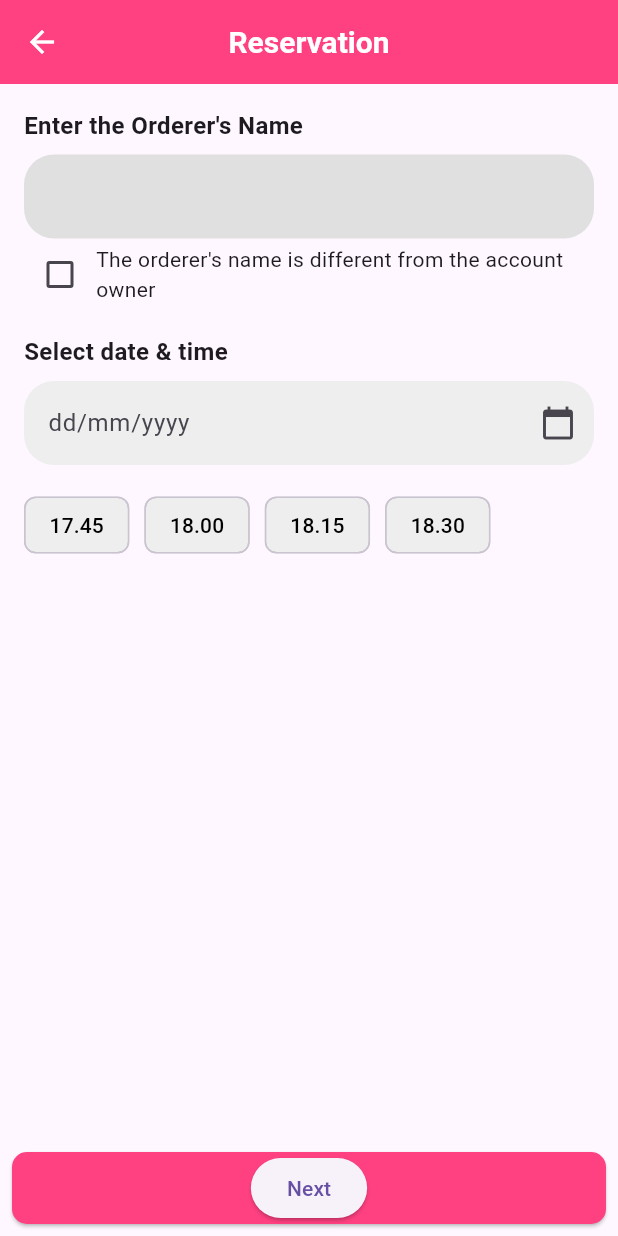
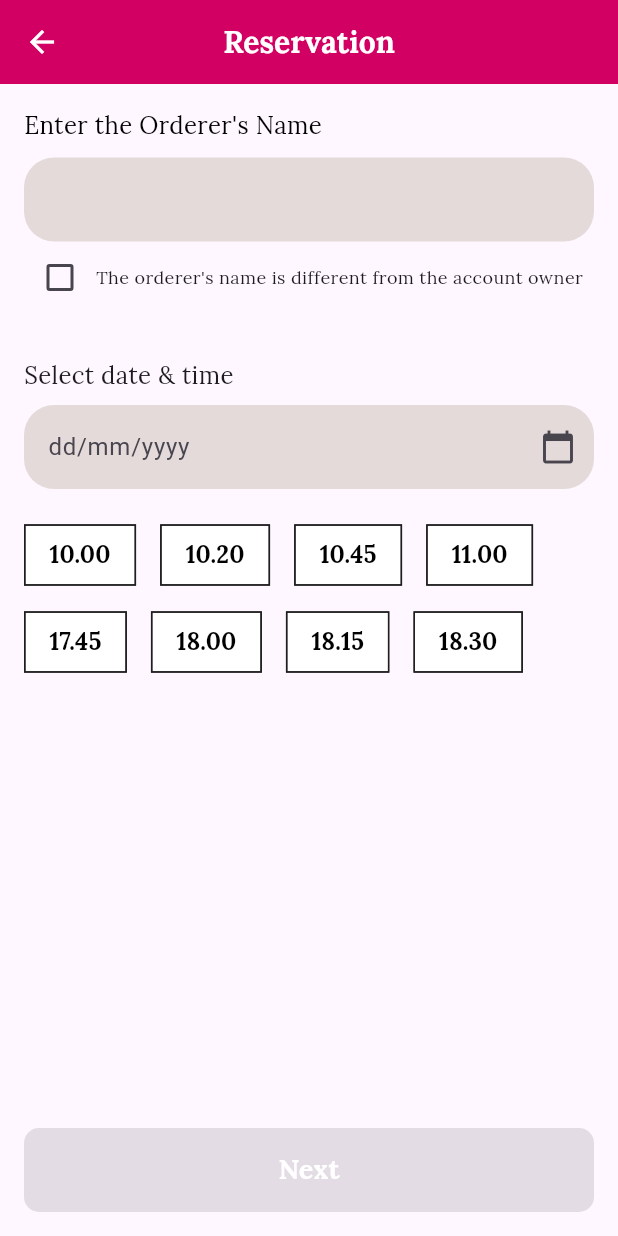
Before and after one commit to TesyaKell/3_A_Salon, a Flutter app: the ReservationPage screen opened directly, on a phone screen of 412 x 824 dp. Run offline on Flutter 3.47's test engine with Material 3 defaults, Android fonts, the phone set to English and light mode, and no system bars; our stand-ins replace file_picker, font_awesome_flutter, google_fonts, icons_plus, image_picker, pdf and 4 more; missing offline and left inert: shake_gesture.

Commit message:
perbaiki tampilan barber dan reservasi

```diff
--- a/lib/View/detailReservation.dart
+++ b/lib/View/detailReservation.dart
@@ -42,7 +42,7 @@ class DetailReservationPage extends StatelessWidget {
           ),
         ),
         centerTitle: true,
-        backgroundColor: Colors.pinkAccent,
+        backgroundColor: const Color.fromRGBO(210, 0, 98, 1),
         leading: IconButton(
           icon: Icon(Icons.arrow_back, color: Colors.white),
           onPressed: () => Navigator.of(context).pop(),
--- a/lib/View/reservation.dart
+++ b/lib/View/reservation.dart
@@ -2,8 +2,9 @@ import 'package:flutter/material.dart';
 import 'package:intl/intl.dart';
 import 'package:a_3_salon/View/detailReservation.dart';
 
+import 'package:google_fonts/google_fonts.dart';
+
 class ReservationPage extends StatefulWidget {
-  //menerima dan mengambil dari page lain
   final Map? data;
   final Map? dataBarber;
   final Map? dataLayanan;
@@ -23,7 +24,16 @@ class _ReservationPageState extends State<ReservationPage> {
   TextEditingController dateController = TextEditingController();
   String? selectedTime;
 
-  final List<String> availableTimes = ["17.45", "18.00", "18.15", "18.30"];
+  final List<String> availableTimes = [
+    "10.00",
+    "10.20",
+    "10.45",
+    "11.00",
+    "17.45",
+    "18.00",
+    "18.15",
+    "18.30"
+  ];
 
   @override
   void initState() {
@@ -60,16 +70,16 @@ class _ReservationPageState extends State<ReservationPage> {
       appBar: AppBar(
         title: Text(
           'Reservation',
-          style: TextStyle(
+          style: GoogleFonts.lora(
             color: Colors.white,
             fontSize: 20,
             fontWeight: FontWeight.bold,
           ),
         ),
         centerTitle: true,
-        backgroundColor: Colors.pinkAccent,
+        backgroundColor: const Color.fromRGBO(210, 0, 98, 1),
         leading: IconButton(
-          icon: Icon(Icons.arrow_back, color: Colors.white),
+          icon: const Icon(Icons.arrow_back, color: Colors.white),
           onPressed: () => Navigator.of(context).pop(),
         ),
       ),
@@ -80,15 +90,18 @@ class _ReservationPageState extends State<ReservationPage> {
           children: [
             Text(
               "Enter the Orderer's Name",
-              style: TextStyle(fontSize: 16, fontWeight: FontWeight.bold),
+              style: GoogleFonts.lora(
+                fontSize: 16,
+                color: Colors.black,
               ),
-            SizedBox(height: 8),
+            ),
+            const SizedBox(height: 10),
             TextField(
               controller: nameController,
               enabled: isNameEditable,
               decoration: InputDecoration(
                 filled: true,
-                fillColor: Colors.grey[300],
+                fillColor: const Color.fromRGBO(228, 218, 218, 1),
                 border: OutlineInputBorder(
                   borderRadius: BorderRadius.circular(20),
                   borderSide: BorderSide.none,
@@ -113,17 +126,21 @@ class _ReservationPageState extends State<ReservationPage> {
                 Expanded(
                   child: Text(
                     "The orderer's name is different from the account owner",
-                    style: TextStyle(fontSize: 14),
+                    style: GoogleFonts.lora(
+                      fontSize: 12,
+                    ),
                   ),
                 ),
               ],
             ),
-            SizedBox(height: 16),
+            const SizedBox(height: 30),
             Text(
               "Select date & time",
-              style: TextStyle(fontSize: 16, fontWeight: FontWeight.bold),
+              style: GoogleFonts.lora(
+                fontSize: 16,
               ),
-            SizedBox(height: 8),
+            ),
+            const SizedBox(height: 8),
             TextField(
               controller: dateController,
               readOnly: true,
@@ -131,54 +148,63 @@ class _ReservationPageState extends State<ReservationPage> {
               decoration: InputDecoration(
                 hintText: 'dd/mm/yyyy',
                 filled: true,
-                fillColor: Colors.grey[200],
+                fillColor: const Color.fromRGBO(228, 218, 218, 1),
                 border: OutlineInputBorder(
                   borderRadius: BorderRadius.circular(20),
                   borderSide: BorderSide.none,
                 ),
-                suffixIcon: Icon(Icons.calendar_today),
+                suffixIcon: const Icon(Icons.calendar_today),
               ),
             ),
-            SizedBox(height: 16),
-            Wrap(
-              spacing: 10,
+            const SizedBox(height: 20),
+            Expanded(
+              child: SingleChildScrollView(
+                child: Wrap(
+                  spacing: 16,
+                  runSpacing: 10,
                   children: availableTimes.map((time) {
                     return ChoiceChip(
-                  label: Text(time),
+                      label: Text(
+                        time,
+                        style: GoogleFonts.lora(
+                          color: selectedTime == time
+                              ? Colors.white
+                              : Colors.black,
+                          fontSize: 16,
+                          fontWeight: FontWeight.bold,
+                        ),
+                      ),
                       selected: selectedTime == time,
                       onSelected: (bool selected) {
                         setState(() {
                           selectedTime = selected ? time : null;
                         });
                       },
-                  selectedColor: Colors.pinkAccent[100],
-                  backgroundColor: Colors.grey[200],
-                  labelStyle: TextStyle(
-                    color: selectedTime == time ? Colors.white : Colors.black,
+                      selectedColor: const Color.fromRGBO(210, 0, 98, 1),
+                      backgroundColor: Colors.white,
+                      shape: RoundedRectangleBorder(
+                        borderRadius: BorderRadius.zero,
+                        side: BorderSide(
+                          color: selectedTime == time
+                              ? const Color.fromRGBO(210, 0, 98, 1)
+                              : const Color.fromARGB(255, 31, 30, 30),
+                          width: 1,
+                        ),
                       ),
                     );
                   }).toList(),
+                ),
+              ),
             ),
           ],
         ),
       ),
       bottomNavigationBar: Padding(
-        padding: const EdgeInsets.all(8.0),
+        padding: const EdgeInsets.all(16.0),
         child: ElevatedButton(
-          onPressed: () {
-            // Proceed to the next step with the name, date, and time details
-            print("Name: ${nameController.text}");
-            print("Date: ${dateController.text}");
-            print("Time: $selectedTime");
-          },
-          style: ElevatedButton.styleFrom(
-            backgroundColor: Colors.pinkAccent,
-            shape: RoundedRectangleBorder(
-              borderRadius: BorderRadius.circular(10),
-            ),
-          ),
-          child: ElevatedButton(
-            onPressed: () {
+          onPressed: (dateController.text.isEmpty || selectedTime == null)
+              ? null // Nonaktifkan tombol jika tanggal atau waktu belum dipilih
+              : () {
                   Map<String, dynamic> formData = {};
                   formData['date'] = dateController.text;
                   formData['time'] = selectedTime;
@@ -202,7 +228,23 @@ class _ReservationPageState extends State<ReservationPage> {
                     ),
                   );
                 },
-            child: Text('Next'),
+          style: ElevatedButton.styleFrom(
+            padding: const EdgeInsets.symmetric(vertical: 15, horizontal: 40),
+            backgroundColor:
+                (dateController.text.isEmpty || selectedTime == null)
+                    ? Colors.grey // Warna tombol dinonaktifkan
+                    : const Color.fromRGBO(210, 0, 98, 1),
+            shape: RoundedRectangleBorder(
+              borderRadius: BorderRadius.circular(10),
+            ),
+          ),
+          child: Text(
+            'Next',
+            style: GoogleFonts.lora(
+              fontSize: 18,
+              fontWeight: FontWeight.bold,
+              color: Colors.white,
+            ),
           ),
         ),
       ),
--- a/lib/View/view_barber.dart
+++ b/lib/View/view_barber.dart
@@ -108,7 +108,9 @@ class _BarberPageState extends State<BarberPage> {
               child: SizedBox(
                 width: double.infinity,
                 child: ElevatedButton(
-                  onPressed: () {
+                  onPressed: selectedBarber == null
+                      ? null // Nonaktifkan tombol jika belum memilih barber
+                      : () {
                           Map<String, dynamic> formData = {};
                           formData['barberName'] = selectedBarber;
                           Navigator.push(
@@ -118,14 +120,15 @@ class _BarberPageState extends State<BarberPage> {
                                 data: data,
                                 dataBarber: formData,
                                 dataLayanan: dataLayanan,
-                            discount: discount),
+                                discount: discount,
+                              ),
                             ),
                           );
                         },
                   style: ElevatedButton.styleFrom(
                     padding: const EdgeInsets.symmetric(
                         vertical: 15, horizontal: 40),
-                    backgroundColor: const Color.fromRGBO(209, 164, 196, 1),
+                    backgroundColor: const Color.fromRGBO(210, 0, 98, 1),
                     shape: RoundedRectangleBorder(
                       borderRadius: BorderRadius.circular(10),
                     ),
@@ -135,6 +138,7 @@ class _BarberPageState extends State<BarberPage> {
                     style: GoogleFonts.lora(
                       fontSize: 18,
                       fontWeight: FontWeight.bold,
+                      color: Colors.white,
                     ),
                   ),
                 ),
```
Lines whose indentation alone changed are shown as unchanged.
